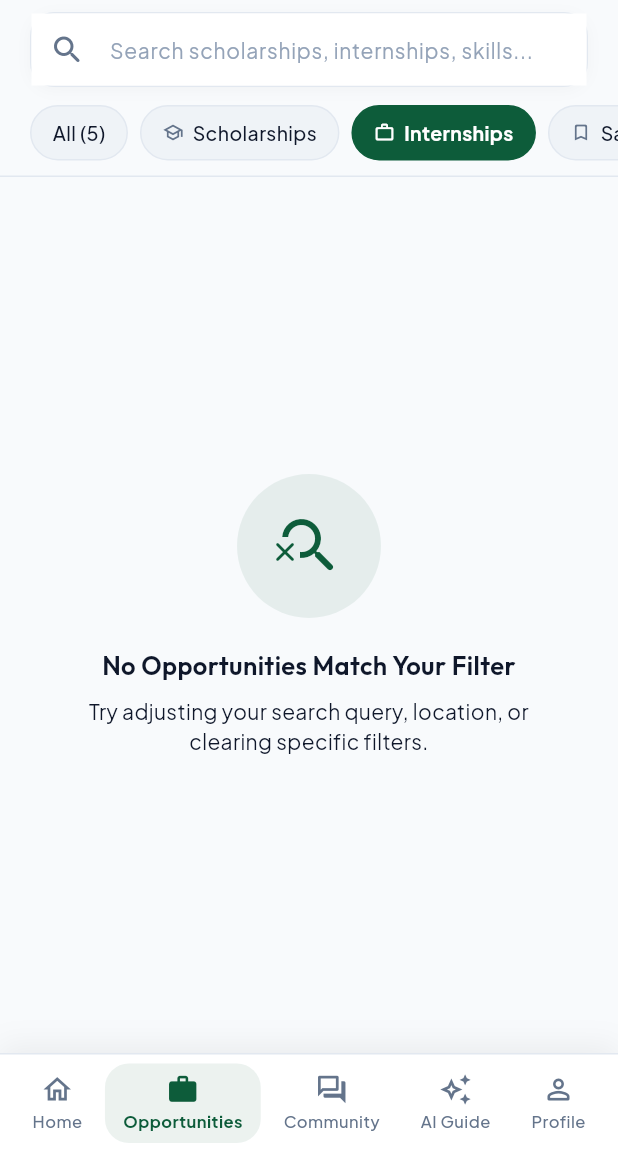
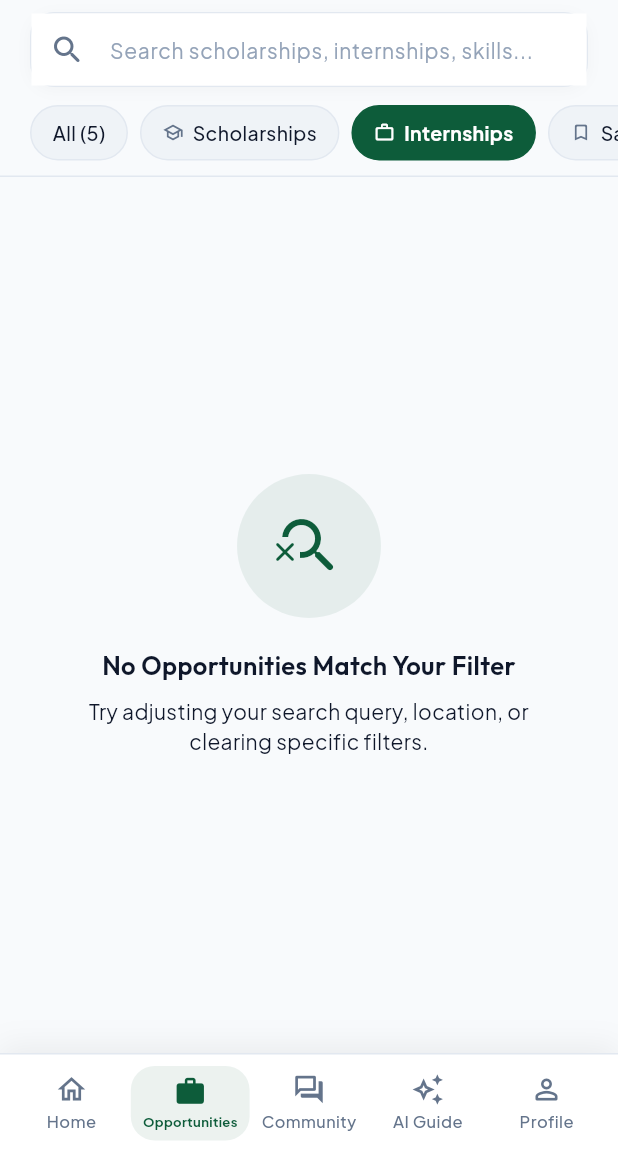
Before and after one commit to AB111122/Skills-Pathway-App, a Flutter app: the OpportunitiesScreen screen opened by its route, after a tap on "Internships", on a phone screen of 412 x 824 dp, the part 84-1236 px from its top. Run offline on Flutter 3.47's test engine with Material 3 defaults, Android fonts, the phone set to English and light mode, and no system bars; our stand-ins replace cloud_firestore, firebase_auth, firebase_core, firebase_messaging, flutter_dotenv, flutter_local_notifications and 6 more; accounts and stored records are empty.

Commit message:
feat:UI responsiveness fixed for all type of devices.

```diff
--- a/lib/core/widgets/opportunity_card.dart
+++ b/lib/core/widgets/opportunity_card.dart
@@ -51,7 +51,9 @@ class OpportunityCard extends StatelessWidget {
           borderRadius: AppDimensions.roundedLarge,
           onTap: onTap,
           child: Padding(
-            padding: const EdgeInsets.all(AppDimensions.p16),
+            padding: EdgeInsets.all(
+              isHorizontal ? AppDimensions.p12 : AppDimensions.p16,
+            ),
             child: Column(
               crossAxisAlignment: CrossAxisAlignment.start,
               mainAxisSize: MainAxisSize.min,
@@ -217,7 +219,8 @@ class OpportunityCard extends StatelessWidget {
                 Row(
                   mainAxisAlignment: MainAxisAlignment.spaceBetween,
                   children: [
-                    Row(
+                    Expanded(
+                      child: Row(
                         children: [
                           Icon(
                             Icons.access_time_rounded,
@@ -229,10 +232,13 @@ class OpportunityCard extends StatelessWidget {
                                       : AppColors.textMutedLight),
                           ),
                           const SizedBox(width: 4),
-                        Text(
+                          Expanded(
+                            child: Text(
                               DateFormatter.formatDeadlineRemaining(
                                 opportunity.deadline,
                               ),
+                              maxLines: 1,
+                              overflow: TextOverflow.ellipsis,
                               style:
                                   AppTextStyles.labelSmall(
                                     context,
@@ -247,10 +253,14 @@ class OpportunityCard extends StatelessWidget {
                                         : FontWeight.w500,
                                   ),
                             ),
+                          ),
                         ],
                       ),
-                    if (opportunity.isVerified)
+                    ),
+                    if (opportunity.isVerified) ...[
+                      const SizedBox(width: 8),
                       const VerifiedBadge(isVerified: true),
+                    ],
                   ],
                 ),
               ],
--- a/lib/core/widgets/stat_badge.dart
+++ b/lib/core/widgets/stat_badge.dart
@@ -42,10 +42,14 @@ class StatBadge extends StatelessWidget {
             Icon(icon, size: 12, color: fgColor),
             const SizedBox(width: 4),
           ],
-          Text(
-            text,
-            style: AppTextStyles.labelSmall(context, color: fgColor).copyWith(
-              fontWeight: FontWeight.w600,
+          Flexible(
+            child: Text(
+              text,
+              maxLines: 1,
+              overflow: TextOverflow.ellipsis,
+              style: AppTextStyles.labelSmall(context, color: fgColor).copyWith(
+                fontWeight: FontWeight.w600,
+              ),
             ),
           ),
         ],
--- a/lib/features/home/presentation/screens/home_dashboard_screen.dart
+++ b/lib/features/home/presentation/screens/home_dashboard_screen.dart
@@ -77,7 +77,7 @@ class HomeDashboardScreen extends ConsumerWidget {
                 ),
                 const SizedBox(height: 8),
                 SizedBox(
-                  height: 255,
+                  height: 275,
                   child: ListView.separated(
                     scrollDirection: Axis.horizontal,
                     itemCount: upcomingDeadlines.length,
@@ -265,10 +265,15 @@ class HomeDashboardScreen extends ConsumerWidget {
           Row(
             mainAxisAlignment: MainAxisAlignment.spaceBetween,
             children: [
-              Text(
+              Expanded(
+                child: Text(
                   AppStrings.profileCompletionTitle,
+                  maxLines: 1,
+                  overflow: TextOverflow.ellipsis,
                   style: AppTextStyles.titleSmall(context),
                 ),
+              ),
+              const SizedBox(width: 8),
               Text(
                 '${(progress * 100).toInt()}%',
                 style: AppTextStyles.labelLarge(
@@ -362,11 +367,15 @@ class HomeDashboardScreen extends ConsumerWidget {
                 ),
               ),
               const SizedBox(width: 8),
-              Text(
+              Expanded(
+                child: Text(
                   AppStrings.aiAssistantBannerTitle,
+                  maxLines: 1,
+                  overflow: TextOverflow.ellipsis,
                   style: AppTextStyles.titleMedium(
                     context,
                     color: Colors.white,
+                  ),
                 ),
               ),
             ],
@@ -455,9 +464,9 @@ class HomeDashboardScreen extends ConsumerWidget {
         crossAxisAlignment: CrossAxisAlignment.start,
         children: [
           Row(
-            mainAxisAlignment: MainAxisAlignment.spaceBetween,
             children: [
-              Row(
+              Expanded(
+                child: Row(
                   children: [
                     const Icon(
                       Icons.trending_up_rounded,
@@ -465,12 +474,18 @@ class HomeDashboardScreen extends ConsumerWidget {
                       size: 20,
                     ),
                     const SizedBox(width: 8),
-                  Text(
+                    Expanded(
+                      child: Text(
                         AppStrings.marketPulse,
+                        maxLines: 1,
+                        overflow: TextOverflow.ellipsis,
                         style: AppTextStyles.titleSmall(context),
+                      ),
                     ),
                   ],
                 ),
+              ),
+              const SizedBox(width: 8),
               const StatBadge(
                 text: 'Live Demand',
                 style: StatBadgeStyle.success,
@@ -524,12 +539,17 @@ class HomeDashboardScreen extends ConsumerWidget {
         Row(
           mainAxisAlignment: MainAxisAlignment.spaceBetween,
           children: [
-            Text(
+            Expanded(
+              child: Text(
                 skill,
+                maxLines: 1,
+                overflow: TextOverflow.ellipsis,
                 style: AppTextStyles.labelSmall(context).copyWith(
                   fontWeight: FontWeight.w600,
                 ),
               ),
+            ),
+            const SizedBox(width: 8),
             Text(
               label,
               style: AppTextStyles.labelSmall(
@@ -573,9 +593,13 @@ class HomeDashboardScreen extends ConsumerWidget {
                 size: 20,
               ),
               const SizedBox(width: 8),
-              Text(
+              Expanded(
+                child: Text(
                   'Student Community Buzz',
+                  maxLines: 1,
+                  overflow: TextOverflow.ellipsis,
                   style: AppTextStyles.titleSmall(context),
+                ),
               ),
             ],
           ),
@@ -587,13 +611,16 @@ class HomeDashboardScreen extends ConsumerWidget {
             ),
           ),
           const SizedBox(height: 8),
-          Row(
+          Wrap(
+            spacing: 8,
+            runSpacing: 6,
+            crossAxisAlignment: WrapCrossAlignment.center,
+            alignment: WrapAlignment.spaceBetween,
             children: [
               const StatBadge(
                 text: 'r/Scholarships',
                 style: StatBadgeStyle.primary,
               ),
-              const SizedBox(width: 8),
               Text(
                 '24 comments • 3h ago',
                 style: AppTextStyles.labelSmall(
@@ -603,9 +630,13 @@ class HomeDashboardScreen extends ConsumerWidget {
                       : AppColors.textSecondaryLight,
                 ),
               ),
-              const Spacer(),
               TextButton(
                 onPressed: () => context.go(RouteNames.network),
+                style: TextButton.styleFrom(
+                  padding: EdgeInsets.zero,
+                  minimumSize: Size.zero,
+                  tapTargetSize: MaterialTapTargetSize.shrinkWrap,
+                ),
                 child: const Text('Join Discussion'),
               ),
             ],
--- a/lib/features/home/presentation/screens/main_scaffold_screen.dart
+++ b/lib/features/home/presentation/screens/main_scaffold_screen.dart
@@ -23,6 +23,8 @@ class MainScaffoldScreen extends StatelessWidget {
   Widget build(BuildContext context) {
     final isDark = Theme.of(context).brightness == Brightness.dark;
     final currentIndex = navigationShell.currentIndex;
+    final screenWidth = MediaQuery.sizeOf(context).width;
+    final isNarrow = screenWidth < 380;
 
     return Scaffold(
       body: navigationShell,
@@ -47,9 +49,11 @@ class MainScaffoldScreen extends StatelessWidget {
         ),
         child: SafeArea(
           child: Padding(
-            padding: const EdgeInsets.symmetric(horizontal: 8, vertical: 6),
+            padding: EdgeInsets.symmetric(
+              horizontal: isNarrow ? 4 : 8,
+              vertical: 6,
+            ),
             child: Row(
-              mainAxisAlignment: MainAxisAlignment.spaceAround,
               children: [
                 _buildNavItem(
                   context: context,
@@ -58,6 +62,7 @@ class MainScaffoldScreen extends StatelessWidget {
                   icon: Icons.home_outlined,
                   selectedIcon: Icons.home_rounded,
                   label: 'Home',
+                  isNarrow: isNarrow,
                 ),
                 _buildNavItem(
                   context: context,
@@ -66,6 +71,7 @@ class MainScaffoldScreen extends StatelessWidget {
                   icon: Icons.work_outline_rounded,
                   selectedIcon: Icons.work_rounded,
                   label: 'Opportunities',
+                  isNarrow: isNarrow,
                 ),
                 _buildNavItem(
                   context: context,
@@ -74,6 +80,7 @@ class MainScaffoldScreen extends StatelessWidget {
                   icon: Icons.forum_outlined,
                   selectedIcon: Icons.forum_rounded,
                   label: 'Community',
+                  isNarrow: isNarrow,
                 ),
                 _buildNavItem(
                   context: context,
@@ -83,6 +90,7 @@ class MainScaffoldScreen extends StatelessWidget {
                   selectedIcon: Icons.auto_awesome_rounded,
                   label: 'AI Guide',
                   isHighlighted: true,
+                  isNarrow: isNarrow,
                 ),
                 _buildNavItem(
                   context: context,
@@ -91,6 +99,7 @@ class MainScaffoldScreen extends StatelessWidget {
                   icon: Icons.person_outline_rounded,
                   selectedIcon: Icons.person_rounded,
                   label: 'Profile',
+                  isNarrow: isNarrow,
                 ),
               ],
             ),
@@ -108,6 +117,7 @@ class MainScaffoldScreen extends StatelessWidget {
     required IconData selectedIcon,
     required String label,
     bool isHighlighted = false,
+    bool isNarrow = false,
   }) {
     final isSelected = index == currentIndex;
     final isDark = Theme.of(context).brightness == Brightness.dark;
@@ -116,12 +126,16 @@ class MainScaffoldScreen extends StatelessWidget {
     final inactiveColor =
         isDark ? AppColors.textMutedDark : AppColors.textSecondaryLight;
 
-    return InkWell(
+    return Expanded(
+      child: InkWell(
         onTap: () => _onTap(index),
         borderRadius: BorderRadius.circular(16),
         child: AnimatedContainer(
           duration: const Duration(milliseconds: 200),
-        padding: const EdgeInsets.symmetric(horizontal: 12, vertical: 6),
+          padding: EdgeInsets.symmetric(
+            horizontal: isNarrow ? 4 : 8,
+            vertical: 6,
+          ),
           decoration: BoxDecoration(
             color: isSelected && !isHighlighted
                 ? (isDark
@@ -132,26 +146,33 @@ class MainScaffoldScreen extends StatelessWidget {
           ),
           child: Column(
             mainAxisSize: MainAxisSize.min,
+            mainAxisAlignment: MainAxisAlignment.center,
             children: [
               Icon(
                 isSelected ? selectedIcon : icon,
-              size: 22,
+                size: isNarrow ? 20 : 22,
                 color: isSelected ? activeColor : inactiveColor,
               ),
-            const SizedBox(height: 3),
-            Text(
+              SizedBox(height: isNarrow ? 2 : 3),
+              FittedBox(
+                fit: BoxFit.scaleDown,
+                child: Text(
                   label,
+                  maxLines: 1,
+                  overflow: TextOverflow.ellipsis,
                   style: AppTextStyles.labelSmall(
                     context,
                     color: isSelected ? activeColor : inactiveColor,
                   ).copyWith(
                     fontWeight: isSelected ? FontWeight.w700 : FontWeight.w500,
-                fontSize: 11,
+                    fontSize: isNarrow ? 10 : 11,
+                  ),
                 ),
               ),
             ],
           ),
         ),
+      ),
     );
   }
 }
```
Also changed, not shown: 2 other files. Lines whose indentation alone changed are shown as unchanged.
